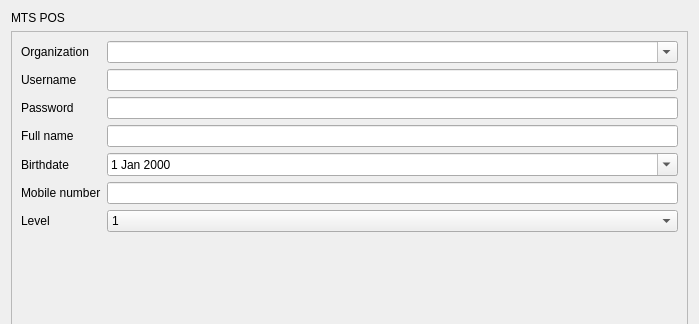
This is app/ui/dialogs/signup.ui in rondalefloyd/mts-pos as Qt 5 draws it before an edit; both pictures show x 0 to 699 and y 0 to 324 of the 699 by 558 pixel window. The edited form follows.
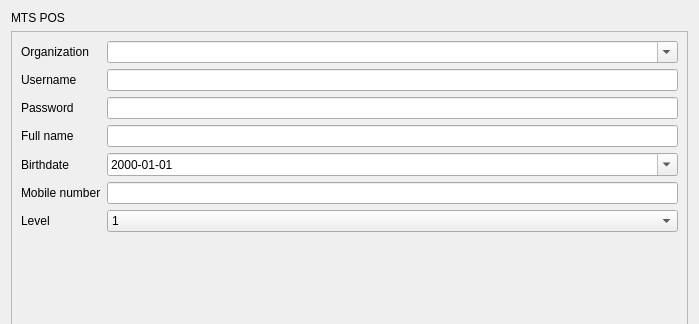
This is the edited form.

Diff of the .ui file:
```diff
--- a/app/ui/dialogs/signup.ui
+++ b/app/ui/dialogs/signup.ui
@@ -101,6 +101,9 @@
        </item>
        <item row="4" column="1">
         <widget class="QDateEdit" name="dateEditBirthDate">
+         <property name="displayFormat">
+          <string>yyyy-MM-dd</string>
+         </property>
          <property name="calendarPopup">
           <bool>true</bool>
          </property>
```
